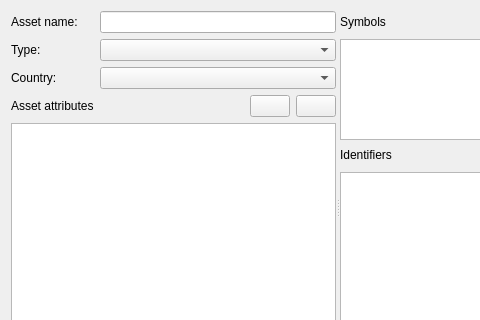
titov-vv/jal, file jal/ui/symbol_edit_dlg.ui: the form before one commit; both pictures show x 0 to 480 and y 0 to 320 of the 1001 by 441 pixel window.
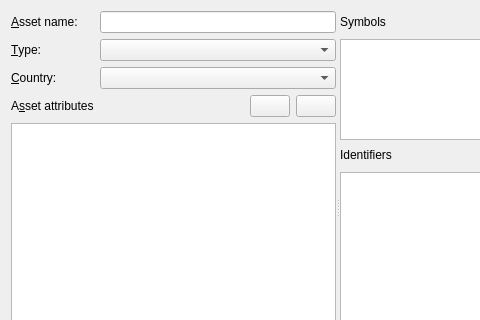
The form after the commit. Custom widgets are drawn as their Qt base class.

Patch:
```diff
--- a/jal/ui/symbol_edit_dlg.ui
+++ b/jal/ui/symbol_edit_dlg.ui
@@ -104,7 +104,7 @@
           <item row="2" column="0">
            <widget class="QLabel" name="CountryLbl">
             <property name="text">
-             <string>Country: </string>
+             <string>&amp;Country: </string>
             </property>
             <property name="buddy">
              <cstring>CountryCombo</cstring>
@@ -127,7 +127,7 @@
           <item row="0" column="0">
            <widget class="QLabel" name="NameLbl">
             <property name="text">
-             <string>Asset name:</string>
+             <string>&amp;Asset name:</string>
             </property>
             <property name="buddy">
              <cstring>NameEdit</cstring>
@@ -150,7 +150,7 @@
           <item row="3" column="0">
            <widget class="QLabel" name="DataLbl">
             <property name="text">
-             <string>Asset attributes</string>
+             <string>A&amp;sset attributes</string>
             </property>
             <property name="buddy">
              <cstring>AddDataButton</cstring>
@@ -160,7 +160,7 @@
           <item row="1" column="0">
            <widget class="QLabel" name="TypeLbl">
             <property name="text">
-             <string>Type: </string>
+             <string>&amp;Type: </string>
             </property>
             <property name="buddy">
              <cstring>TypeCombo</cstring>
```
